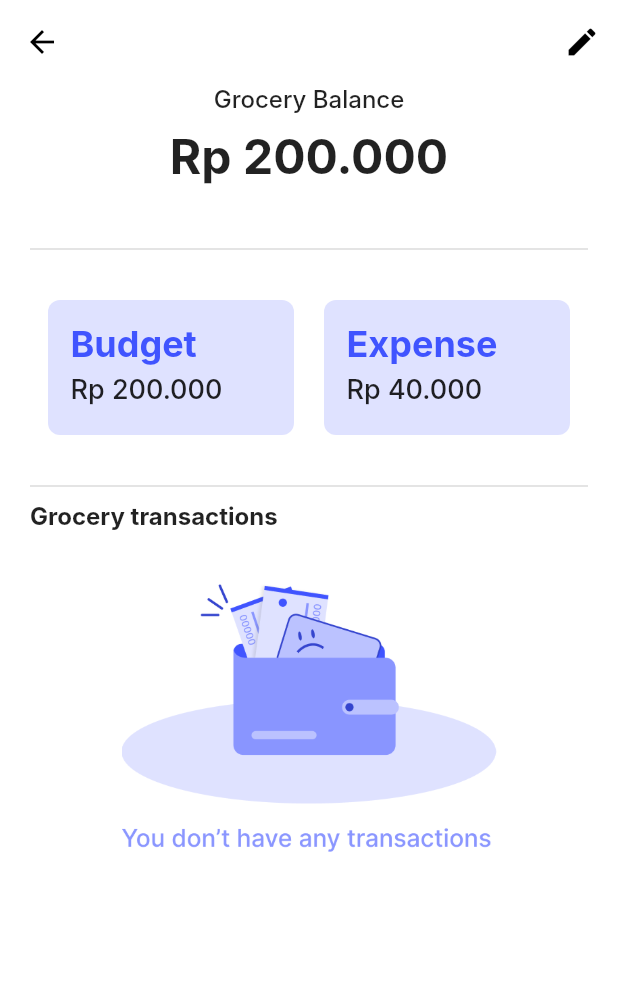
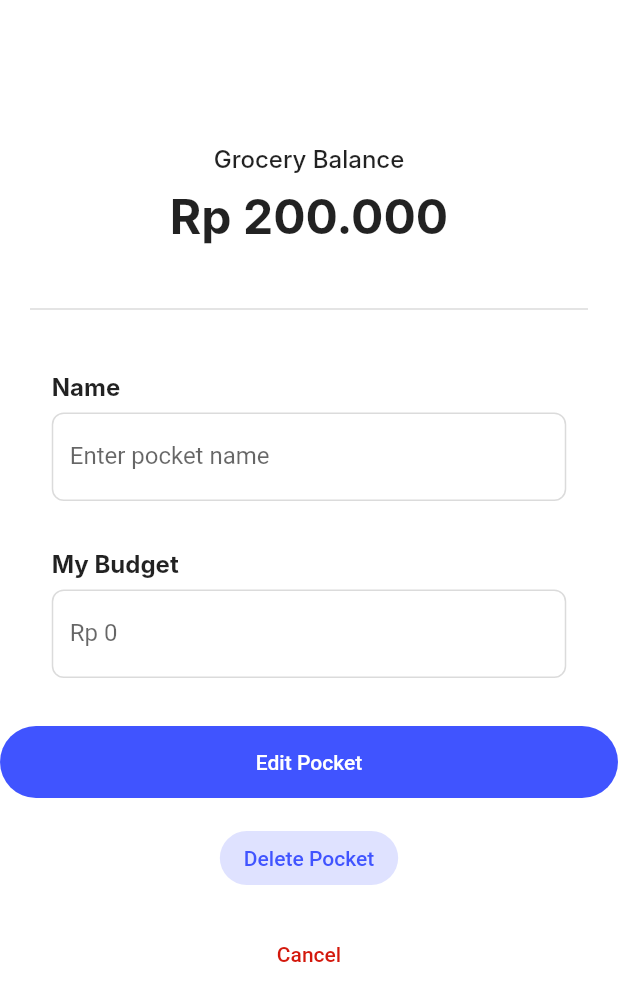
Before and after one commit to PPL-Waffar/iSaveit-flutter, a Flutter app: the pocket screen opened directly, after a tap on the "edit" icon, on a phone screen of 412 x 824 dp. Shown: the top 1001 px of the screen. Run offline on Flutter 3.47's test engine with Material 2 defaults, Android fonts, the phone set to English and light mode, and no system bars; Roboto replaces fonts that are missing (Inter).

Commit message:
Create Edit Pocket Interface for Front End

```diff
--- /dev/null
+++ b/lib/page/editPocket.dart
@@ -0,0 +1,207 @@
+import 'package:flutter/material.dart';
+import 'package:isaveit/page/pocket.dart';
+
+class editPocket extends StatelessWidget{
+  @override
+  Widget build(BuildContext context){
+    return Scaffold(
+      backgroundColor: Colors.white,
+      body: SingleChildScrollView(
+        child: Column(
+          mainAxisAlignment: MainAxisAlignment.start,
+          children: [
+            const SizedBox(height: 96),
+            balance(),
+            const SizedBox(height: 32),
+            divider(),
+            const SizedBox(height: 32),
+            name(),
+            const SizedBox(height: 32),
+            myBudget(),
+            const SizedBox(height: 32),
+            editButton(),
+            const SizedBox(height: 16),
+            deleteButton(),
+            const SizedBox(height: 16),
+            cancelButton(),
+        ],)
+      )
+    );
+  }
+}
+class balance extends StatelessWidget{
+  @override
+  Widget build(BuildContext context){
+    return Column(
+      children: [
+        Container(
+          alignment: Alignment.center,
+          child: const Center(
+            child:
+            Text('Grocery Balance',
+            textAlign: TextAlign.center,
+            style: TextStyle(fontFamily: 'Inter', fontSize: 16, fontWeight: FontWeight.w500)
+            ),
+          )
+        ),
+        const SizedBox(height: 10),
+        Container(
+          alignment: Alignment.center,
+          child: const Center(
+            child:
+            Text('Rp 200.000',
+            textAlign: TextAlign.center,
+            style: TextStyle(fontFamily: 'Inter', fontSize: 32, fontWeight: FontWeight.w700)
+            ),
+          ),
+        )
+
+      ],
+    );
+  }
+}
+
+//create divider
+class divider extends StatelessWidget{
+  @override
+  Widget build(BuildContext context){
+    return Container(
+      margin: const EdgeInsets.only(left: 20, right: 20),
+      child: const Divider(
+        color: Color(0xFFDBDBDB),
+        height: 20,
+        thickness: 1,
+        indent: 0,
+        endIndent: 0,
+      ),
+    );
+  }
+}
+
+class name extends StatelessWidget{
+  @override
+  Widget build(BuildContext context){
+    return Column(
+      crossAxisAlignment: CrossAxisAlignment.start,
+      children: [
+        const Text('Name', style: TextStyle(fontFamily: 'Inter', fontSize: 16, fontWeight: FontWeight.w700)),
+        const SizedBox(height: 8),
+        Container(
+          width: 343,
+          child: const TextField(
+            style:  TextStyle(height: 0),
+            decoration:  InputDecoration(
+              enabledBorder: OutlineInputBorder(
+                  borderRadius: BorderRadius.all(Radius.circular(8.0)),
+                  borderSide: BorderSide(
+                      width: 1.0, color: Color(0xFFDBDBDB))),
+              labelText: 'Enter pocket name',
+            ),
+          ),
+        )
+      ]
+    );
+  }
+}
+
+class myBudget extends StatelessWidget{
+  @override
+  Widget build(BuildContext context){
+    return Column(
+      crossAxisAlignment: CrossAxisAlignment.start,
+      children: [
+        const Text('My Budget', style: TextStyle(fontFamily: 'Inter', fontSize: 16, fontWeight: FontWeight.w700)),
+        const SizedBox(height: 8),
+        Container(
+          width: 343,
+          child: const TextField(
+            style:  TextStyle(height: 0),
+            decoration:  InputDecoration(
+              enabledBorder: OutlineInputBorder(
+                  borderRadius: BorderRadius.all(Radius.circular(8.0)),
+                  borderSide: BorderSide(
+                      width: 1.0, color: Color(0xFFDBDBDB))),
+              labelText: 'Rp 0',
+            ),
+            keyboardType: TextInputType.number,
+          ),
+        )
+      ]
+    );
+  }
+}
+
+class editButton extends StatelessWidget{
+  @override
+  Widget build(BuildContext context){
+    //create pocket button
+    return Container(
+      alignment: Alignment.center,
+      child: ElevatedButton(
+        style: ElevatedButton.styleFrom(
+          minimumSize: const Size.fromHeight(48),
+          elevation: 0,
+          backgroundColor: const Color(0XFF4054FF),
+          shape:
+            RoundedRectangleBorder(
+              borderRadius: BorderRadius.circular(48),
+            )
+          ),
+        onPressed: () {
+          Navigator.push(
+            context,
+            MaterialPageRoute(builder: (context) => editPocket()),
+          );
+        },
+        child: const Text('Edit Pocket'),
+      ),
+    );
+  }
+}
+
+class deleteButton extends StatelessWidget{
+  @override
+  Widget build(BuildContext context){
+    //create pocket button
+    return Container(
+      alignment: Alignment.center,
+      child: ElevatedButton(
+        style: ElevatedButton.styleFrom(
+
+          elevation: 0,
+          backgroundColor: const Color(0xFFDFE2FF),
+          shape:
+            RoundedRectangleBorder(
+              borderRadius: BorderRadius.circular(48),
+            )
+          ),
+        onPressed: () {
+          Navigator.push(
+            context,
+            MaterialPageRoute(builder: (context) => editPocket()),
+          );
+        },
+        child: const Text('Delete Pocket', style: TextStyle(color: Color(0xFF4054FF))),
+      ),
+    );
+  }
+}
+
+class cancelButton extends StatelessWidget{
+  @override
+  Widget build(BuildContext context){
+    //create pocket button
+    return TextButton(
+      onPressed: () {
+        Navigator.push(
+          context,
+          MaterialPageRoute(builder: (context) => editPocket()),
+        );
+      },
+  child: const Text(
+    'Cancel',
+    style: TextStyle(color: Color(0xFFD3180C)),
+  ),
+);
+  }
+}
--- a/lib/page/pocket.dart
+++ b/lib/page/pocket.dart
@@ -1,4 +1,5 @@
 import 'package:flutter/material.dart';
+import 'package:isaveit/page/editPocket.dart';
 
 class pocket extends StatelessWidget{
   @override
@@ -6,12 +7,11 @@ class pocket extends StatelessWidget{
     return Scaffold(
       backgroundColor: Colors.white,
       appBar: AppBar(
-
-      automaticallyImplyLeading: false,
-      backgroundColor: Colors.white,
-      elevation: 0,
-      //add edit button on the right top corner
-      leading: IconButton(
+        automaticallyImplyLeading: false,
+        backgroundColor: Colors.white,
+        elevation: 0,
+        //add edit button on the right top corner
+        leading: IconButton(
         icon: const Icon(Icons.arrow_back, color: Colors.black),
         onPressed: () => Navigator.of(context).pop()),
 
@@ -19,7 +19,8 @@ class pocket extends StatelessWidget{
           IconButton(
             icon: const Icon(Icons.edit),
             color: Colors.black,
-            onPressed: () {},
+            onPressed: () => Navigator.of(context)
+              .push(MaterialPageRoute(builder: (context) => editPocket())),
           ),
         ],
       ),
```
